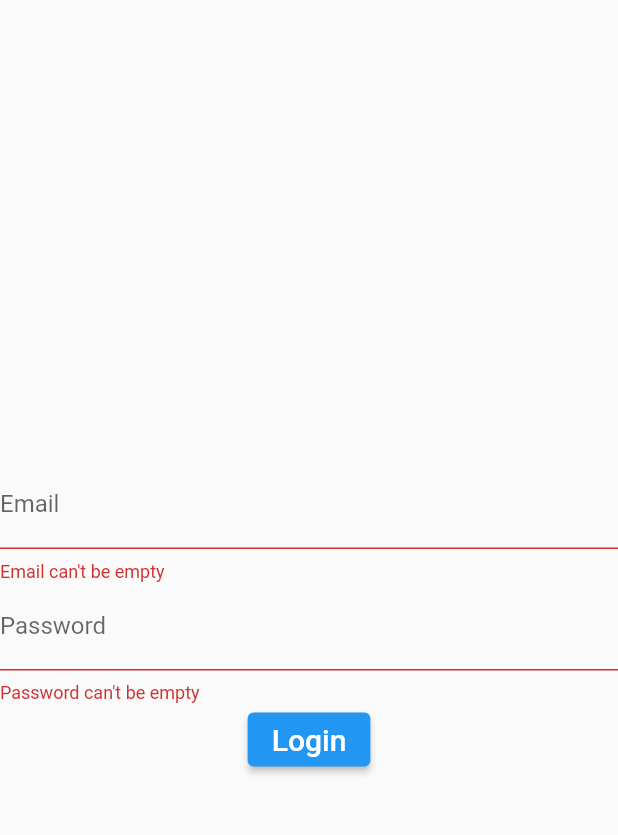
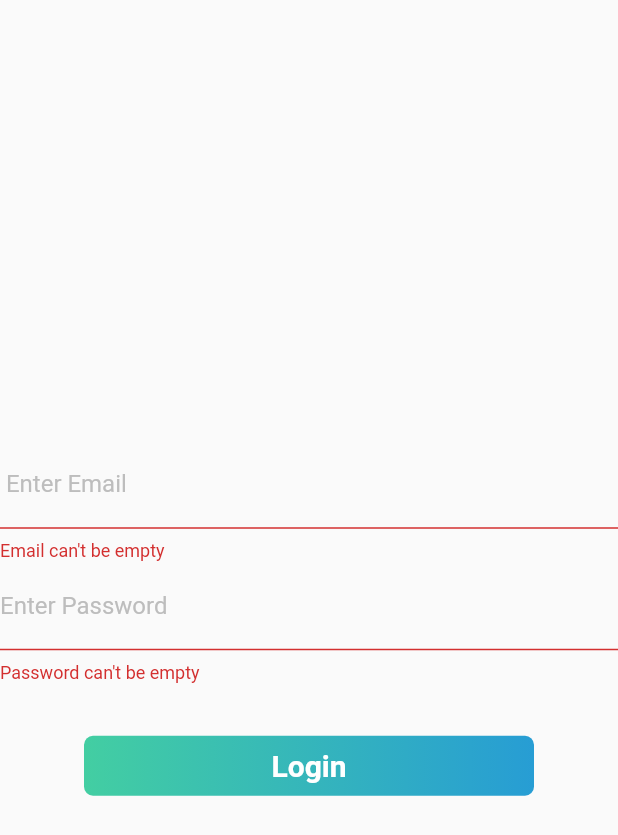
Before and after one commit to kirancchand/nurture, a Flutter app: the screen it shows after launch, after a tap on "Login", on a phone screen of 412 x 824 dp. Shown: the top 835 px of the screen. Run offline on Flutter 3.47's test engine with Material 2 defaults, Android fonts, the phone set to English and light mode, and no system bars; drawn by our look-alikes of modal_progress_hud_nsn; our stand-ins replace get.

Commit message:
push with login Design

```diff
--- a/lib/widget/buttons.dart
+++ b/lib/widget/buttons.dart
@@ -4,25 +4,40 @@ import 'package:flutter/material.dart';
 import 'package:nurture/widget/actions.dart';
 import 'package:nurture/widget/spinner.dart';
 import 'package:nurture/model/login_model.dart';
-List<Widget> loginButtons(formKey,loginRequestModel) {
 
+List<Widget> loginButtons(formKey, loginRequestModel) {
   return <Widget>[
-    ElevatedButton(
-      key: Key('signIn'),
-      child: Text('Login', style: TextStyle(fontSize: 20.0)),
-      onPressed:() async {
-
-        LoginResponseModel data = await validateAndLogin(formKey,loginRequestModel);
-        if(data.statuscode=="200")
-          {
-            print(data.message);
-            print(data.response.access_token);
-          }
-        else{
+    GestureDetector(
+      child: Container(
+          height: 40,
+          width: 300, //double.infinity,
+          decoration: BoxDecoration(
+            borderRadius: BorderRadius.circular(6),
+            gradient: LinearGradient(
+              colors: [
+                Color(0xff43CEA2),
+                Color(0xff279DD4),
+              ],
+            ),
+          ),
+          child: Center(
+            child: Text(
+              "Login",
+              style: TextStyle(
+                  color: Colors.white,
+                  fontSize: 20,
+                  fontWeight: FontWeight.bold),
+            ),
+          )),
+      onTap: () async {
+        LoginResponseModel data =
+            await validateAndLogin(formKey, loginRequestModel);
+        if (data.statuscode == "200") {
+          print(data.message);
+          print(data.response.access_token);
+        } else {
           print(data);
         }
-
-
       },
     ),
   ];
--- a/lib/widget/inputs.dart
+++ b/lib/widget/inputs.dart
@@ -5,16 +5,27 @@ List<Widget> loginInputs(loginRequestModel) {
   return <Widget>[
     TextFormField(
       key: Key('email'),
-      decoration: InputDecoration(labelText: 'Email'),
+      decoration: InputDecoration(
+          labelText: ' Enter Email',
+          enabledBorder: UnderlineInputBorder(
+              borderSide: BorderSide(color: Colors.grey[300])),
+          labelStyle: TextStyle(color: Colors.grey[400])),
       validator: EmailFieldValidator.validate,
-      onSaved: (String value) =>loginRequestModel.email= value,
+      onSaved: (String value) => loginRequestModel.email = value,
     ),
     TextFormField(
       key: Key('password'),
-      decoration: InputDecoration(labelText: 'Password'),
+      decoration: InputDecoration(
+          labelText: 'Enter Password',
+          enabledBorder: UnderlineInputBorder(
+              borderSide: BorderSide(color: Colors.grey[300])),
+          labelStyle: TextStyle(color: Colors.grey[400])),
       obscureText: true,
-      validator:PasswordFieldValidator.validate,
-      onSaved: (String value) => loginRequestModel.password=value,
+      validator: PasswordFieldValidator.validate,
+      onSaved: (String value) => loginRequestModel.password = value,
     ),
+    SizedBox(
+      height: 35,
+    )
   ];
 }
```
